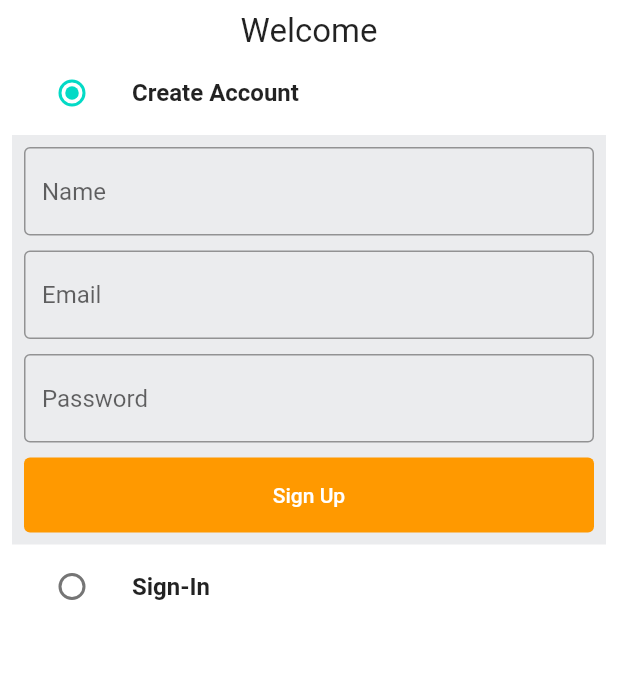
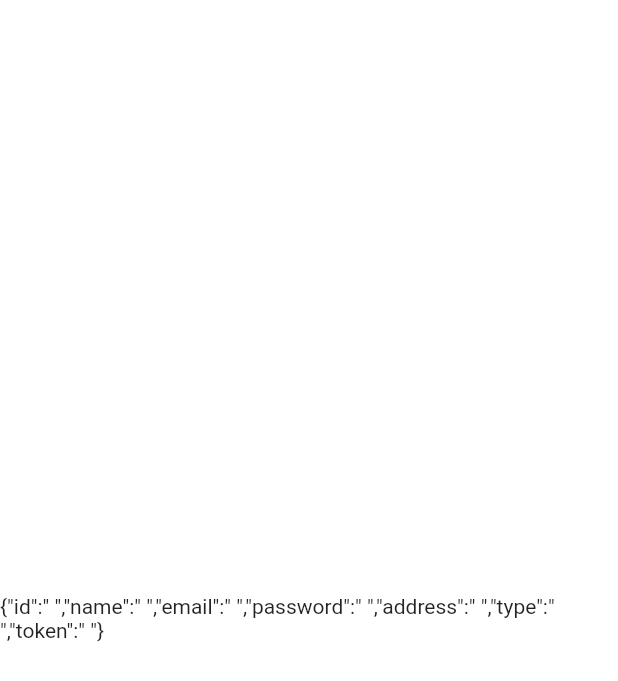
Before and after one commit to mdshamim000/amazon_clone_flutter, a Flutter app: the screen it shows after launch, on a phone screen of 412 x 824 dp. Shown: the top 681 px of the screen. Run offline on Flutter 3.47's test engine with Material 2 defaults, Android fonts, the phone set to English and light mode, and no system bars; our stand-ins replace shared_preferences.

Commit message:
(token management) js route auth -> created api for token validation, first checked is token null then return false, with jwt verify token with passwordkey, then return false is isverified is null, then find user by isverified.id if user null then return false, return res is true.
new api getuserdata,

created new /middleware/auth ->

used jwt and req token from header,
verified token and status code 401,

authservice.dart ->
new getuserdata fx ,
used sharedpref to get available token or null,
then create new token response,
post request with header with x-token,
new var response with tokrenRes.body,
if response is true
then get user http respone from '/' with x-token header,
and then save userProvider with user Response body.

```diff
--- a/lib/consts/global_var.dart
+++ b/lib/consts/global_var.dart
@@ -1,6 +1,9 @@
 import 'package:flutter/material.dart';
 
+
+String uriAndroid = 'http://10.0.2.2:3000'; //android localhost
 String uri = 'http://0.0.0.0:3000';
+
 
 class GlobalVariables {
   static const appBarGradient = LinearGradient(
--- a/lib/main.dart
+++ b/lib/main.dart
@@ -1,14 +1,34 @@
 import 'package:amazon_clone_flutter/consts/global_var.dart';
 import 'package:amazon_clone_flutter/pages/auth/screens/authscreen.dart';
+import 'package:amazon_clone_flutter/pages/auth/services/auth_service.dart';
+import 'package:amazon_clone_flutter/pages/home/home_screen.dart';
+import 'package:amazon_clone_flutter/providers/user_provider.dart';
 import 'package:amazon_clone_flutter/routes.dart';
 import 'package:flutter/material.dart';
+import 'package:provider/provider.dart';
 
 void main() {
-  runApp(const MyApp());
+  runApp(MultiProvider(
+      providers: [ChangeNotifierProvider(create: (context) => UserProvider())],
+      child: const MyApp()));
 }
 
-class MyApp extends StatelessWidget {
+class MyApp extends StatefulWidget {
   const MyApp({super.key});
+
+  @override
+  State<MyApp> createState() => _MyAppState();
+}
+
+class _MyAppState extends State<MyApp> {
+  final AuthService authService = AuthService();
+
+  @override
+  void initState() {
+    authService.getUserData(context: context);
+    super.initState();
+  }
+
   @override
   Widget build(BuildContext context) {
     return MaterialApp(
@@ -22,7 +42,9 @@ class MyApp extends StatelessWidget {
           iconTheme: IconThemeData(color: Colors.black),
         ),
       ),
-      home: AuthScreen(),
+      home: Provider.of<UserProvider>(context).user.token.isNotEmpty
+          ? const HomeScreen()
+          : const AuthScreen(),
       onGenerateRoute: ((settings) => generateRoute(settings)),
     );
   }
--- /dev/null
+++ b/lib/pages/home/home_screen.dart
@@ -0,0 +1,25 @@
+import 'package:amazon_clone_flutter/providers/user_provider.dart';
+import 'package:flutter/material.dart';
+import 'package:flutter/src/widgets/container.dart';
+import 'package:flutter/src/widgets/framework.dart';
+import 'package:provider/provider.dart';
+
+class HomeScreen extends StatefulWidget {
+  static const routeName = '/home-screen';
+  const HomeScreen({super.key});
+
+  @override
+  State<HomeScreen> createState() => _HomeScreenState();
+}
+
+class _HomeScreenState extends State<HomeScreen> {
+  @override
+  Widget build(BuildContext context) {
+    final user = Provider.of<UserProvider>(context).user;
+    return Scaffold(
+      body: Center(
+        child: Text(user.toJson()),
+      ),
+    );
+  }
+}
--- /dev/null
+++ b/lib/providers/user_provider.dart
@@ -0,0 +1,20 @@
+import 'package:amazon_clone_flutter/models/user.dart';
+import 'package:flutter/material.dart';
+
+class UserProvider extends ChangeNotifier {
+  User _user = User(
+      id: " ",
+      name: " ",
+      email: " ",
+      password: " ",
+      address: " ",
+      type: " ",
+      token: " ");
+
+  User get user => _user;
+
+  void setUser(String user) {
+    _user = User.fromJson(user);
+    notifyListeners();
+  }
+}
--- a/lib/routes.dart
+++ b/lib/routes.dart
@@ -1,10 +1,13 @@
 import 'package:amazon_clone_flutter/pages/auth/screens/authscreen.dart';
+import 'package:amazon_clone_flutter/pages/home/home_screen.dart';
 import 'package:flutter/material.dart';
 
 Route<dynamic> generateRoute(RouteSettings routeSettings) {
   switch (routeSettings.name) {
     case AuthScreen.routeName:
       return MaterialPageRoute(builder: (_) => const AuthScreen());
+    case HomeScreen.routeName:
+      return MaterialPageRoute(builder: (_) => const HomeScreen());
     default:
       return MaterialPageRoute(
           builder: (_) => const Scaffold(
--- a/pubspec.yaml
+++ b/pubspec.yaml
@@ -37,6 +37,8 @@ dependencies:
   # Use with the CupertinoIcons class for iOS style icons.
   cupertino_icons: ^1.0.2
   http: ^0.13.5
+  provider: ^6.0.5
+  shared_preferences: ^2.0.17
 
 
 dev_dependencies:
```
Also changed, not shown: lib/models/user.dart (+7 -7 lines), lib/pages/auth/services/auth_service.dart (+56 -2 lines), pubspec.lock, 13 other files.
